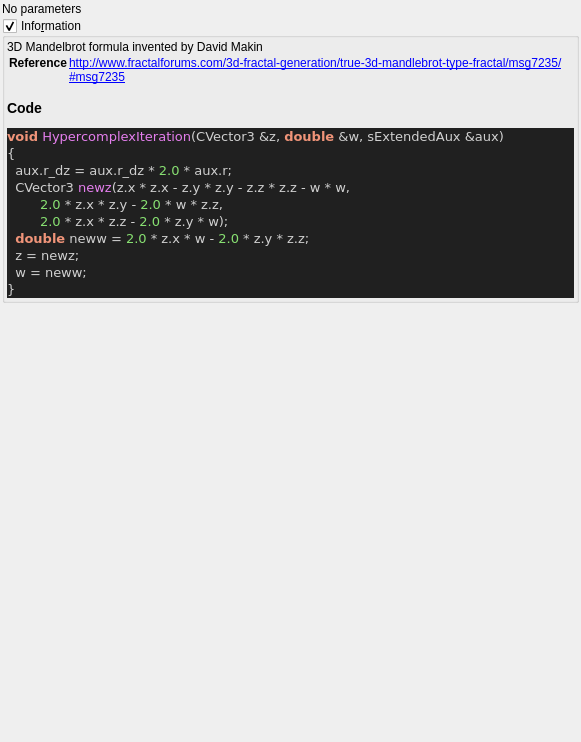
Before: the Qt Designer form mandelbulber2/qt_data/fractal_hypercomplex.ui in buddhi1980/mandelbulber2, drawn with Qt 5.
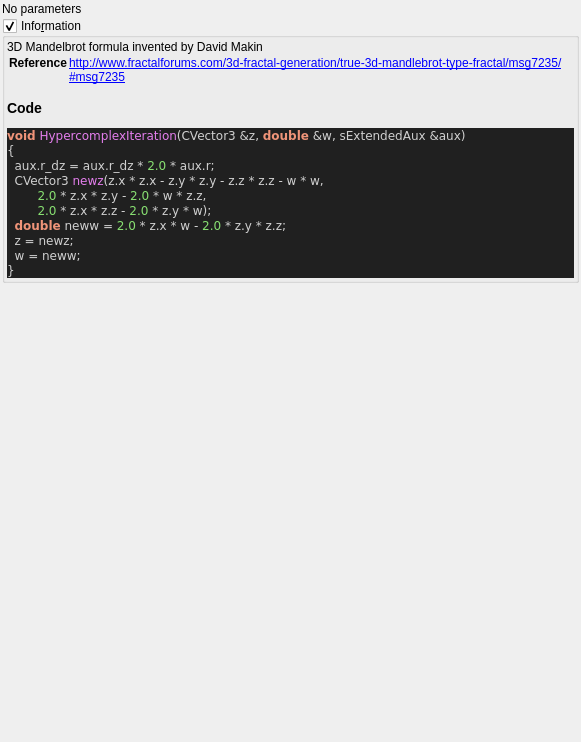
After: the same form once the commit is applied. Custom widgets are drawn as their Qt base class.

```diff
--- a/mandelbulber2/qt_data/fractal_hypercomplex.ui
+++ b/mandelbulber2/qt_data/fractal_hypercomplex.ui
@@ -77,7 +77,7 @@
 &lt;title&gt;Source file&lt;/title&gt;
 &lt;/head&gt;
 &lt;body style=&quot;background-color:#202020&quot;&gt;
-&lt;pre style=&quot;color:#d0d0d0; background-color:#202020; font-size:10pt; font-family:'Courier New';&quot;&gt;&lt;span style=&quot;color:#f09479; font-weight:bold&quot;&gt;void&lt;/span&gt; &lt;span style=&quot;color:#e47eed&quot;&gt;HypercomplexIteration&lt;/span&gt;&lt;span style=&quot;color:#d0d0d0&quot;&gt;(&lt;/span&gt;CVector3 &lt;span style=&quot;color:#d0d0d0&quot;&gt;&amp;amp;&lt;/span&gt;z&lt;span style=&quot;color:#d0d0d0&quot;&gt;,&lt;/span&gt; &lt;span style=&quot;color:#f09479; font-weight:bold&quot;&gt;double&lt;/span&gt; &lt;span style=&quot;color:#d0d0d0&quot;&gt;&amp;amp;&lt;/span&gt;w&lt;span style=&quot;color:#d0d0d0&quot;&gt;,&lt;/span&gt; sExtendedAux &lt;span style=&quot;color:#d0d0d0&quot;&gt;&amp;amp;&lt;/span&gt;aux&lt;span style=&quot;color:#d0d0d0&quot;&gt;)&lt;/span&gt;
+&lt;pre style=&quot;color:#d0d0d0; background-color:#202020;  font-family:'Courier New';&quot;&gt;&lt;span style=&quot;color:#f09479; font-weight:bold&quot;&gt;void&lt;/span&gt; &lt;span style=&quot;color:#e47eed&quot;&gt;HypercomplexIteration&lt;/span&gt;&lt;span style=&quot;color:#d0d0d0&quot;&gt;(&lt;/span&gt;CVector3 &lt;span style=&quot;color:#d0d0d0&quot;&gt;&amp;amp;&lt;/span&gt;z&lt;span style=&quot;color:#d0d0d0&quot;&gt;,&lt;/span&gt; &lt;span style=&quot;color:#f09479; font-weight:bold&quot;&gt;double&lt;/span&gt; &lt;span style=&quot;color:#d0d0d0&quot;&gt;&amp;amp;&lt;/span&gt;w&lt;span style=&quot;color:#d0d0d0&quot;&gt;,&lt;/span&gt; sExtendedAux &lt;span style=&quot;color:#d0d0d0&quot;&gt;&amp;amp;&lt;/span&gt;aux&lt;span style=&quot;color:#d0d0d0&quot;&gt;)&lt;/span&gt;
 &lt;span style=&quot;color:#d0d0d0&quot;&gt;{&lt;/span&gt;
   aux&lt;span style=&quot;color:#d0d0d0&quot;&gt;.&lt;/span&gt;r_dz &lt;span style=&quot;color:#d0d0d0&quot;&gt;=&lt;/span&gt; aux&lt;span style=&quot;color:#d0d0d0&quot;&gt;.&lt;/span&gt;r_dz &lt;span style=&quot;color:#d0d0d0&quot;&gt;*&lt;/span&gt; &lt;span style=&quot;color:#87df71&quot;&gt;2.0&lt;/span&gt; &lt;span style=&quot;color:#d0d0d0&quot;&gt;*&lt;/span&gt; aux&lt;span style=&quot;color:#d0d0d0&quot;&gt;.&lt;/span&gt;r&lt;span style=&quot;color:#d0d0d0&quot;&gt;;&lt;/span&gt;
   CVector3 &lt;span style=&quot;color:#e47eed&quot;&gt;newz&lt;/span&gt;&lt;span style=&quot;color:#d0d0d0&quot;&gt;(&lt;/span&gt;z&lt;span style=&quot;color:#d0d0d0&quot;&gt;.&lt;/span&gt;x &lt;span style=&quot;color:#d0d0d0&quot;&gt;*&lt;/span&gt; z&lt;span style=&quot;color:#d0d0d0&quot;&gt;.&lt;/span&gt;x &lt;span style=&quot;color:#d0d0d0&quot;&gt;-&lt;/span&gt; z&lt;span style=&quot;color:#d0d0d0&quot;&gt;.&lt;/span&gt;y &lt;span style=&quot;color:#d0d0d0&quot;&gt;*&lt;/span&gt; z&lt;span style=&quot;color:#d0d0d0&quot;&gt;.&lt;/span&gt;y &lt;span style=&quot;color:#d0d0d0&quot;&gt;-&lt;/span&gt; z&lt;span style=&quot;color:#d0d0d0&quot;&gt;.&lt;/span&gt;z &lt;span style=&quot;color:#d0d0d0&quot;&gt;*&lt;/span&gt; z&lt;span style=&quot;color:#d0d0d0&quot;&gt;.&lt;/span&gt;z &lt;span style=&quot;color:#d0d0d0&quot;&gt;-&lt;/span&gt; w &lt;span style=&quot;color:#d0d0d0&quot;&gt;*&lt;/span&gt; w&lt;span style=&quot;color:#d0d0d0&quot;&gt;,&lt;/span&gt;
```
